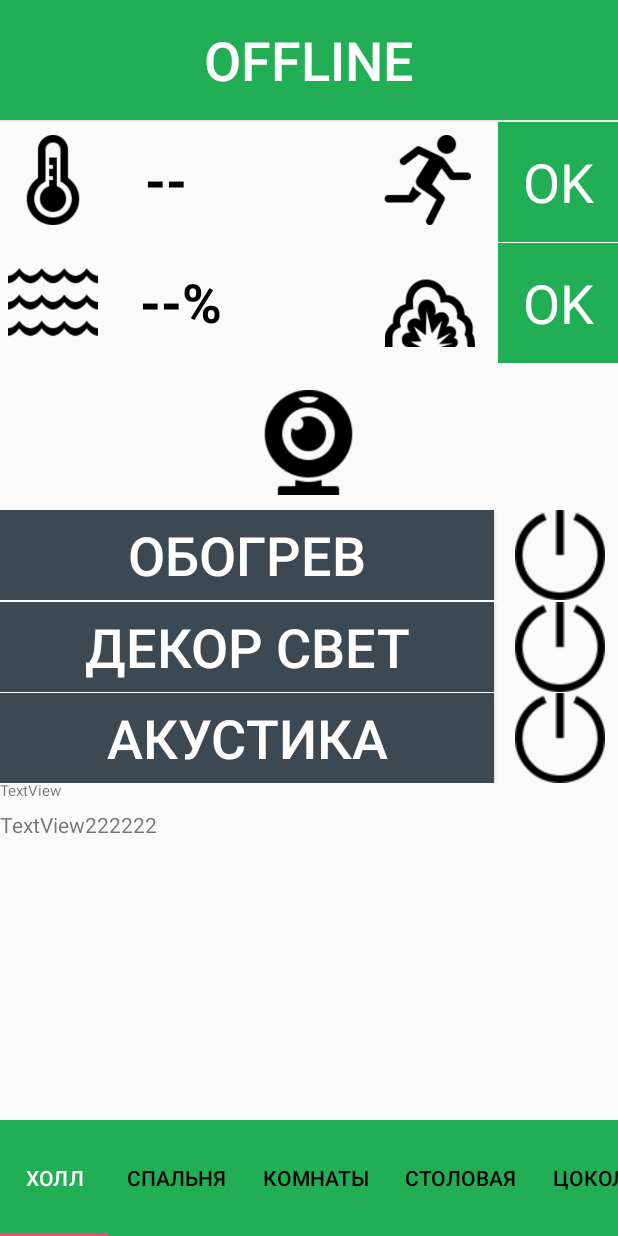
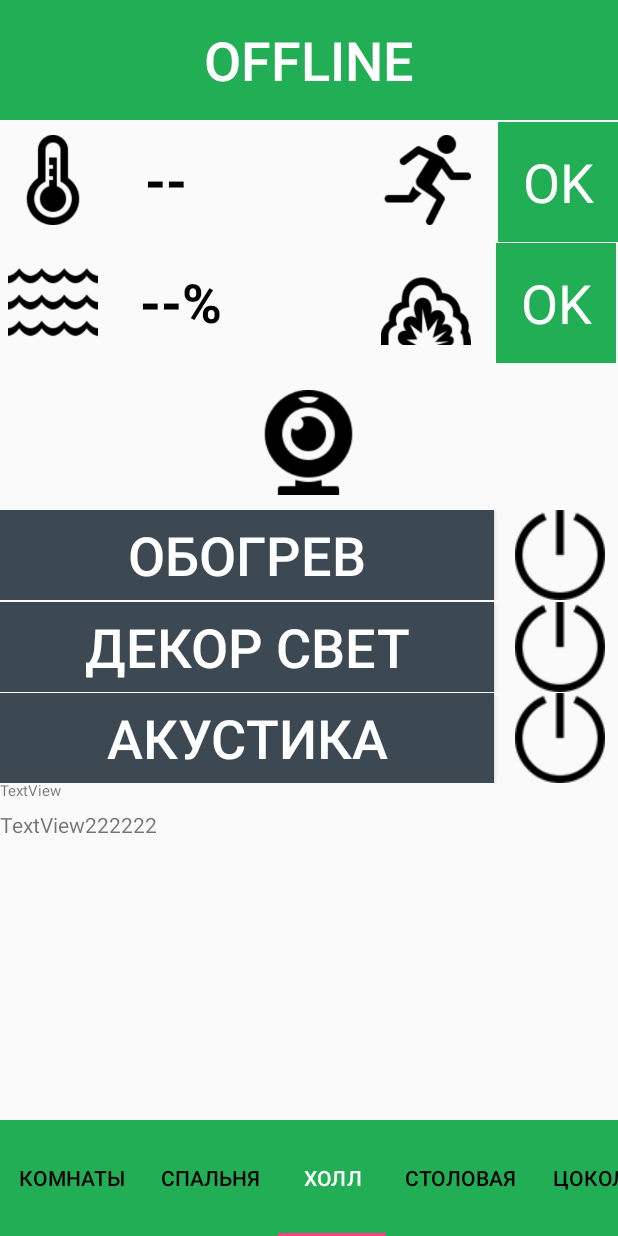
Before and after one commit to umdomby/UMDOM1, an Android app: the screen it shows after launch (MainActivity), on a phone screen of 412 x 824 dp. Run offline under Robolectric (Android 15) with nearby library versions, the light colour scheme and no system bars; our stand-ins replace EventBus.

Commit message:
15-03-19

```diff
--- a/app/build.gradle
+++ b/app/build.gradle
@@ -26,7 +26,6 @@ dependencies {
     androidTestImplementation 'com.android.support.test:runner:1.0.2'
     androidTestImplementation 'com.android.support.test.espresso:espresso-core:3.0.2'
     implementation 'org.greenrobot:eventbus:3.1.1'
-
     implementation 'com.android.support:support-v4:28.0.0'
     implementation 'com.android.support:design:28.0.0'
 
--- a/app/src/main/AndroidManifest.xml
+++ b/app/src/main/AndroidManifest.xml
@@ -13,10 +13,7 @@
         android:roundIcon="@mipmap/ic_launcher_round"
         android:supportsRtl="true"
         android:theme="@style/AppTheme">
-        <service
-            android:name=".service.NotificationService"
-            android:enabled="true"
-            android:exported="true"></service>
+
         <service
             android:name=".service.MyServiceBluetooth"
             android:enabled="true"
--- a/app/src/main/java/me/vshat/androidserver/FragmentHol.java
+++ b/app/src/main/java/me/vshat/androidserver/FragmentHol.java
@@ -1,5 +1,4 @@
 package me.vshat.androidserver;
-
 
 import android.content.Intent;
 import android.graphics.Color;
@@ -24,7 +23,6 @@ import me.vshat.androidserver.server.ServerStateChangedEvent;
 import me.vshat.androidserver.service.MyServiceBluetooth;
 import me.vshat.androidserver.service.ServerService;
 
-
 /**
  * A simple {@link Fragment} subclass.
  */
@@ -33,11 +31,11 @@ public class FragmentHol extends Fragment  {
     String[] sbprintArrayStr;
     //UMDOM1
     private TextView textViewStatus;
-    private Button buttonControl, button1, textViewButton1, textViewButton2, textViewButton3;
-    ImageButton ImageButton1, ImageButton2, ImageButton3, ImageButtonPir1;
+    private Button buttonControl,textViewButton1, textViewButton2, textViewButton3;
+    ImageButton ImageButton1, ImageButton2, ImageButton3, ImageButtonPir1, ImageButtonGaz1;
     private ServerState serverState;
-    private TextView textServerClient, textView1, textView2, textBluetooth, textView4;
-    boolean flag2 = false, flag3 = false,flagImageButton1 = true, flagImageButton2 = true, flagImageButton3 = true, flagImageButtonPir1 = true;
+    private TextView textServerClient, textView1, textView2, textView3, textBluetooth, textView4;
+    boolean flagStart = true,flagImageButton1 = true, flagImageButton2 = true, flagImageButton3 = true, flagImageButtonPir1 = true;
 
     @Override
     public View onCreateView(LayoutInflater inflater, ViewGroup container, Bundle savedInstanceState) {
@@ -46,7 +44,6 @@ public class FragmentHol extends Fragment  {
         setHasOptionsMenu(true);
         return inflater.inflate(R.layout.fragment_hol, container, false);
     }
-
 
     @Override
     public void onStart(){
@@ -64,6 +61,7 @@ public class FragmentHol extends Fragment  {
 
         textView1 = getActivity().findViewById(R.id.textView1); //температура
         textView2 = getActivity().findViewById(R.id.textView2); //влажность
+        textView3 = getActivity().findViewById(R.id.textView3); //colorAlarmHoll
         textView4 = getActivity().findViewById(R.id.textView4); //газ1
 
         textViewButton1 = getActivity().findViewById(R.id.textViewButton1);
@@ -71,6 +69,7 @@ public class FragmentHol extends Fragment  {
         textViewButton3 = getActivity().findViewById(R.id.textViewButton3);
 
         ImageButtonPir1 = getActivity().findViewById(R.id.ImageButtonPir1);
+        ImageButtonGaz1 = getActivity().findViewById(R.id.ImageButtonGaz1);
 
         ImageButton1 = getActivity().findViewById(R.id.ImageButton1);
         ImageButton2 = getActivity().findViewById(R.id.ImageButton2);
@@ -80,13 +79,14 @@ public class FragmentHol extends Fragment  {
         buttonControl.setOnClickListener(new View.OnClickListener() {
             @Override
             public void onClick(View view) {
-                if(serverState == ServerState.RUNNING) {
+                if(/*serverState == ServerState.RUNNING || */flagStart == false) {
                     ServerService.interrupt(); //прерывание
                     getActivity().stopService(new Intent(getActivity(), MyServiceBluetooth.class));
+                    flagStart = true;
                 } else {
                     ServerService.start(getActivity());
-
                     getActivity().startService(new Intent(getActivity(), MyServiceBluetooth.class));
+                    flagStart = false;
                 }
             }
         });
@@ -97,20 +97,34 @@ public class FragmentHol extends Fragment  {
             @Override
             public void onClick(View v) {
                 if (flagImageButtonPir1 == false) {
-                    String text = "Pir10";
+                    String text = "e";
                     EventBus.getDefault().post(new ClientEvent(text));
                     ImageButtonPir1.setImageResource(R.drawable.iconsmotion);
+                    textView3.setText("OK");
+                    textView3.setBackgroundColor(Color.parseColor("#22ae54"));
                     flagImageButtonPir1 = true;
+                    EventBus.getDefault().post(new ClientEvent("f"));
                 }
                 else {
-                    String text = "Pir11";
+                    String text = "E";
                     EventBus.getDefault().post(new ClientEvent(text));
                     ImageButtonPir1.setImageResource(R.drawable.iconsmotiong);
+                    textView3.setText("OK");
+                    textView3.setBackgroundColor(Color.parseColor("#22ae54"));
                     flagImageButtonPir1 = false;
+                    EventBus.getDefault().post(new ClientEvent("f"));
                 }
             }
         });
 
+        //вернуть цвет оповещение газа
+        ImageButtonGaz1.setOnClickListener(new View.OnClickListener() {
+            @Override
+            public void onClick(View v) {
+                textView4.setText("OK");
+                textView4.setBackgroundColor(Color.parseColor("#22ae54"));
+            }
+        });
 
         textViewButton1.setOnClickListener(new View.OnClickListener() {
             @Override
@@ -221,11 +235,7 @@ public class FragmentHol extends Fragment  {
         });
     }
 
-    @Override
-    public void onStop() {
-        super.onStop();
-        EventBus.getDefault().unregister(this);
-    }
+
 
     private void applyState(ServerState serverState) {
         this.serverState = serverState;
@@ -295,7 +305,7 @@ public class FragmentHol extends Fragment  {
 
     //Bluetooth данные
     @Subscribe(sticky = true, threadMode = ThreadMode.MAIN)
-    public void onEvent(BluetoothEvent event) {
+        public void onEvent(BluetoothEvent event) {
         textBluetooth.setText("Bluetooth: " + event.getData());
 
         sbprintArrayStr = event.getData().split(",");
@@ -323,15 +333,31 @@ public class FragmentHol extends Fragment  {
                             ImageButton3.setImageResource(R.drawable.iconsonoff60g);
                             flagImageButton3 = false;
                         }
-
+                        //оповещение газа в холле цвет и уведомление
                         if(sbprintArrayStr[14].equals("0")) {
                             textView4.setText("NO");
                             textView4.setBackgroundColor(Color.parseColor("#ff0000"));
                         }
 
                         if(sbprintArrayStr[14].equals("1")) {
-                            textView4.setText("OK");
-                            textView4.setBackgroundColor(Color.parseColor("#22ae54"));
+//                            textView4.setText("OK");
+//                            textView4.setBackgroundColor(Color.parseColor("#22ae54"));
+                        }
+
+                        if(sbprintArrayStr[16].equals("e")) {
+                            ImageButtonPir1.setImageResource(R.drawable.iconsmotion);
+                        }
+                        if(sbprintArrayStr[16].equals("E")) {
+                            ImageButtonPir1.setImageResource(R.drawable.iconsmotiong);;
+                        }
+
+                        if(sbprintArrayStr[17].equals("f")) {
+                            textView3.setText("OK");
+                            textView3.setBackgroundColor(Color.parseColor("#22ae54"));
+                        }
+                        if(sbprintArrayStr[17].equals("F")) {
+                            textView3.setText("NO");
+                            textView3.setBackgroundColor(Color.parseColor("#ff0000"));
                         }
 
                         textView1.setText(sbprintArrayStr[9].substring(0,2));
@@ -350,4 +376,10 @@ public class FragmentHol extends Fragment  {
         EventBus.getDefault().post(new ClientEvent(text));
     }
 
+    @Override
+    public void onStop() {
+        super.onStop();
+        EventBus.getDefault().unregister(this);
+    }
+
 }
--- /dev/null
+++ b/app/src/main/java/me/vshat/androidserver/FragmentSettings.java
@@ -0,0 +1,130 @@
+package me.vshat.androidserver;
+
+
+import android.content.SharedPreferences;
+import android.os.Bundle;
+import android.support.v4.app.Fragment;
+import android.view.LayoutInflater;
+import android.view.View;
+import android.view.ViewGroup;
+import android.widget.Button;
+import android.widget.EditText;
+
+/**
+ * A simple {@link Fragment} subclass.
+ */
+public class FragmentSettings extends Fragment implements View.OnClickListener {
+
+    public FragmentSettings() {
+        // Required empty public constructor
+    }
+
+    EditText dataBluetoothSettings, dataPortSettings;
+    Button btnSave1, btnLoad1,btnSave2, btnLoad2;
+    SharedPreferences settings;
+    final String SAVED_TEXT = "bluetooth";
+    final String SAVED_TEXT2 = "port";
+    public static String txtBluetoothData;
+    public static String txtPortData;
+
+    @Override
+    public View onCreateView(LayoutInflater inflater, ViewGroup container, Bundle savedInstanceState) {
+        return inflater.inflate(R.layout.fragment_settings, container, false);
+    }
+
+    @Override
+    public void onStart(){
+        super.onStart();
+        dataBluetoothSettings = getActivity().findViewById(R.id.dataBluetoothSettings);
+        btnSave1 = getActivity().findViewById(R.id.btnSave1);
+        btnSave1.setOnClickListener(this);
+        btnLoad1 = getActivity().findViewById(R.id.btnLoad1);
+        btnLoad1.setOnClickListener(this);
+        loadBluetoothData();
+
+
+        dataPortSettings = getActivity().findViewById(R.id.dataPortSettings);
+        btnSave2 = getActivity().findViewById(R.id.btnSave2);
+        btnSave2.setOnClickListener(this);
+        btnLoad2 = getActivity().findViewById(R.id.btnLoad2);
+        btnLoad2.setOnClickListener(this);
+        loadPortData();
+    }
+
+    @Override
+    public void onClick(View v) {
+        switch (v.getId()){
+            case R.id.btnSave1:
+                saveBluetoothData();
+                break;
+            case R.id.btnLoad1:
+                loadBluetoothData();
+                break;
+            case R.id.btnSave2:
+                saveBluetoothData();
+                break;
+            case R.id.btnLoad2:
+                loadBluetoothData();
+                break;
+            default:
+                break;
+        }
+    }
+
+    public void saveBluetoothData() {
+        settings = getActivity().getSharedPreferences("MyPref", getActivity().MODE_PRIVATE);
+        SharedPreferences.Editor editor = settings.edit();
+        editor.putString(SAVED_TEXT, dataBluetoothSettings.getText().toString());
+        editor.commit();
+    }
+
+    public void loadBluetoothData() {
+        settings = getActivity().getSharedPreferences("MyPref", getActivity().MODE_PRIVATE);
+        txtBluetoothData = settings.getString(SAVED_TEXT, "");
+        dataBluetoothSettings.setText(txtBluetoothData);
+    }
+
+    public void savePortData() {
+        settings = getActivity().getSharedPreferences("MyPref", getActivity().MODE_PRIVATE);
+        SharedPreferences.Editor editor = settings.edit();
+        editor.putString(SAVED_TEXT2, dataPortSettings.getText().toString());
+        editor.commit();
+    }
+
+    public void loadPortData() {
+        settings = getActivity().getSharedPreferences("MyPref", getActivity().MODE_PRIVATE);
+        txtPortData = settings.getString(SAVED_TEXT2, "");
+        dataPortSettings.setText(txtPortData);
+    }
+
+    public static String dataBluetooth(){
+        return txtBluetoothData;
+    }
+
+    public static int dataPort(){
+        return Integer.parseInt(txtPortData);
+    }
+
+//     public String adressBluetooth(){
+//        String a = savedText;
+//         return a;
+//     }
+
+
+//    public void dataBluetoothStaticMethod(){
+//
+//        EventBus.getDefault().post(new PreferencesEvent(savedText));
+//    }
+
+    @Override
+    public void onStop() {
+        super.onStop();
+    }
+
+    @Override
+    public void onDestroy() {
+        super.onDestroy();
+        saveBluetoothData();
+        savePortData();
+    }
+}
--- a/app/src/main/java/me/vshat/androidserver/MainActivity.java
+++ b/app/src/main/java/me/vshat/androidserver/MainActivity.java
@@ -4,13 +4,21 @@ import android.os.Build;
 import android.os.Bundle;
 import android.support.design.widget.TabItem;
 import android.support.design.widget.TabLayout;
+import android.support.v4.app.FragmentManager;
+import android.support.v4.app.FragmentTransaction;
 import android.support.v4.content.ContextCompat;
 import android.support.v4.view.ViewPager;
 import android.support.v7.app.AppCompatActivity;
 import android.support.v7.widget.Toolbar;
+import android.widget.ImageButton;
 
 
 public class MainActivity extends AppCompatActivity {
+
+    private FragmentSettings fragmentPreferences;
+    private FragmentManager manager;
+    private FragmentTransaction transaction;
+    ImageButton Settings;
 
     Toolbar toolbar;
     TabLayout tabLayout;
@@ -19,12 +27,10 @@ public class MainActivity extends AppCompatActivity {
     TabItem tabChats;
     TabItem tabStatus;
     TabItem tabCalls;
-
     TabItem tabCanteen;
     TabItem tabBase;
     TabItem tabOutside;
-
-
+    TabItem tabSettings;
 
     @Override
     protected void onCreate(Bundle savedInstanceState) {
@@ -32,6 +38,8 @@ public class MainActivity extends AppCompatActivity {
         getSupportActionBar().hide();
         setContentView(R.layout.activity_main);
         //setSupportActionBar(toolbar);
+
+        //Settings
 
         tabLayout = findViewById(R.id.tablayout);
         tabChats = findViewById(R.id.tabChats);
@@ -42,9 +50,14 @@ public class MainActivity extends AppCompatActivity {
         tabCanteen = findViewById(R.id.tabCanteen);
         tabBase = findViewById(R.id.tabBase);
         tabOutside = findViewById(R.id.tabOutside);
+        tabSettings = findViewById(R.id.tabSettings);
 
         pageAdapter = new PageAdapter(getSupportFragmentManager(), tabLayout.getTabCount());
         viewPager.setAdapter(pageAdapter);
+        viewPager.setCurrentItem(2);
+        viewPager.setOffscreenPageLimit(7);
+
+
 
         if (Build.VERSION.SDK_INT >= Build.VERSION_CODES.LOLLIPOP) {
             getWindow().setStatusBarColor(ContextCompat.getColor(MainActivity.this,
@@ -102,6 +115,15 @@ public class MainActivity extends AppCompatActivity {
                     }
                 }
 
+                else if (tab.getPosition() == 6) {
+                    tabLayout.setBackgroundColor(ContextCompat.getColor(MainActivity.this,
+                            android.R.color.darker_gray));
+                    if (Build.VERSION.SDK_INT >= Build.VERSION_CODES.LOLLIPOP) {
+                        getWindow().setStatusBarColor(ContextCompat.getColor(MainActivity.this,
+                                android.R.color.darker_gray));
+                    }
+                }
+
                 else {
 
                     tabLayout.setBackgroundColor(ContextCompat.getColor(MainActivity.this,
@@ -127,4 +149,8 @@ public class MainActivity extends AppCompatActivity {
 
     }
 
+
+
+
+
 }
--- a/app/src/main/java/me/vshat/androidserver/PageAdapter.java
+++ b/app/src/main/java/me/vshat/androidserver/PageAdapter.java
@@ -21,17 +21,19 @@ public class PageAdapter extends FragmentPagerAdapter {
     public Fragment getItem(int position) {
         switch (position) {
             case 0:
-                return new FragmentHol();
+                return new FragmentRooms();
             case 1:
                 return new FragmentBedroom();
             case 2:
-                return new FragmentRooms();
+                return new FragmentHol();
             case 3:
                 return new FragmentCanteen();
             case 4:
                 return new FragmentBase();
             case 5:
                 return new FragmentOutside();
+            case 6:
+                return new FragmentSettings();
             default:
                 return null;
         }
--- a/app/src/main/java/me/vshat/androidserver/service/NotificationHelper.java
+++ b/app/src/main/java/me/vshat/androidserver/service/NotificationHelper.java
@@ -8,7 +8,7 @@ import android.content.Context;
 import android.os.Build;
 import android.support.v4.app.NotificationCompat;
 
-public class NotificationHelper {
+public class NotificationHelper  {
 
     //Notification2
     public static final String CHANNEL_1_ID = "channel1";
@@ -84,4 +84,5 @@ public class NotificationHelper {
         }
 
 
+
 }
--- a/app/src/main/java/me/vshat/androidserver/service/ServerService.java
+++ b/app/src/main/java/me/vshat/androidserver/service/ServerService.java
@@ -93,7 +93,6 @@ public class ServerService extends Service implements OnServerStateChangedListen
     @Subscribe(threadMode = ThreadMode.MAIN)
     public void onEvent(ClientEvent event) {
         EventBus.getDefault().postSticky(new ServerEvent(event.getData()));
-
         Log.e(LOG_TAG, "***ServerService_onEvent " + event.getData() + "***");
     }
 
--- a/app/src/main/res/layout/activity_main.xml
+++ b/app/src/main/res/layout/activity_main.xml
@@ -5,17 +5,15 @@
     android:layout_width="match_parent"
     android:layout_height="match_parent"
     android:orientation="vertical"
-    tools:context=".MainActivity"
-     >
+    tools:context=".MainActivity">
 
 
     <android.support.v4.view.ViewPager
         android:id="@+id/viewPager"
-        android:layout_width="fill_parent"
+        android:layout_width="match_parent"
         android:layout_height="fill_parent"
-        android:orientation="vertical"
         android:layout_weight="1"
-        />
+        android:orientation="vertical" />
 
     <android.support.design.widget.TabLayout
         android:id="@+id/tablayout"
@@ -30,7 +28,7 @@
             android:id="@+id/tabChats"
             android:layout_width="wrap_content"
             android:layout_height="wrap_content"
-            android:text="ХОЛЛ" />
+            android:text="КОМНАТЫ" />
 
         <android.support.design.widget.TabItem
             android:id="@+id/tabStatus"
@@ -42,7 +40,7 @@
             android:id="@+id/tabCalls"
             android:layout_width="wrap_content"
             android:layout_height="wrap_content"
-            android:text="КОМНАТЫ" />
+            android:text="ХОЛЛ" />
 
         <android.support.design.widget.TabItem
             android:id="@+id/tabCanteen"
@@ -62,7 +60,15 @@
             android:layout_height="wrap_content"
             android:text="УЛИЦА" />
 
+        <android.support.design.widget.TabItem
+            android:id="@+id/tabSettings"
+            android:layout_width="wrap_content"
+            android:layout_height="wrap_content"
+            android:text="НАСТРОЙКИ" />
+
     </android.support.design.widget.TabLayout>
 
 
+
+
 </LinearLayout>
--- a/app/src/main/res/layout/fragment_hol.xml
+++ b/app/src/main/res/layout/fragment_hol.xml
@@ -16,6 +16,12 @@
       android:textColor="#000"
       android:textSize="18sp" />
 
+
+
+
+  <FrameLayout
+      android:layout_width="match_parent"
+      android:layout_height="wrap_content">
     <Button
         android:id="@+id/btnControl"
         android:layout_width="match_parent"
@@ -24,6 +30,8 @@
         android:text="START"
         android:textColor="@android:color/white"
         android:textSize="36sp" />
+  </FrameLayout>
+
 
     <ImageView
         android:id="@+id/imageView1"
@@ -85,9 +93,9 @@
       android:layout_marginTop="90dp"
       android:layout_marginRight="18dp"
       android:layout_toLeftOf="@+id/textView3"
+      android:background="@android:color/transparent"
       android:scaleType="centerCrop"
-      android:src="@drawable/iconsmotion"
-      android:background="@android:color/transparent"/>
+      android:src="@drawable/iconsmotion" />
 
   <TextView
       android:id="@+id/textView3"
@@ -97,17 +105,19 @@
       android:layout_marginTop="81dp"
       android:layout_marginRight="0dp"
       android:background="@color/colorGreenApp"
+      android:gravity="center"
       android:text="OK"
       android:textColor="@android:color/white"
-        android:textSize="36sp"
-        android:gravity="center" />
+      android:textSize="36sp" />
 
-    <ImageView
-        android:id="@+id/imageView4"
+    <ImageButton
+        android:id="@+id/ImageButtonGaz1"
         android:layout_width="60dp"
         android:layout_height="60dp"
-        android:layout_marginRight="15dp"
-        android:layout_marginTop="171dp"
+        android:layout_marginTop="170dp"
+        android:layout_marginRight="18dp"
+        android:background="@android:color/transparent"
+        android:scaleType="centerCrop"
         android:layout_toLeftOf="@+id/textView3"
         android:src="@drawable/iconssmouk" />
 
@@ -117,7 +127,7 @@
       android:layout_height="80dp"
       android:layout_alignParentRight="true"
       android:layout_marginTop="162dp"
-      android:layout_marginRight="0dp"
+      android:layout_marginRight="1dp"
       android:background="@color/colorGreenApp"
       android:gravity="center"
       android:text="OK"
@@ -213,8 +223,6 @@
   </LinearLayout>
 
 
-
-
   <TextView
       android:id="@+id/textBluetooth"
       android:layout_width="match_parent"
--- a/build.gradle
+++ b/build.gradle
@@ -7,7 +7,7 @@ buildscript {
         jcenter()
     }
     dependencies {
-        classpath 'com.android.tools.build:gradle:3.3.1'
+        classpath 'com.android.tools.build:gradle:3.3.2'
 
 
         // NOTE: Do not place your application dependencies here; they belong
```
Also changed, not shown: app/src/main/java/me/vshat/androidserver/event/PreferencesEvent.java (added, +7 -0 lines), app/src/main/java/me/vshat/androidserver/server/Server.java (+4 -43 lines), app/src/main/java/me/vshat/androidserver/service/MyServiceBluetooth.java (+63 -49 lines), app/src/main/res/layout/fragment_settings.xml (added, +98 -0 lines), app/src/main/res/drawable/setings.png (added), 2 other files. Lines whose indentation alone changed are shown as unchanged.
